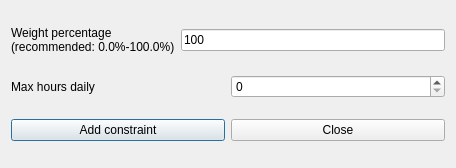
The window that fet/src/interface/addconstraintstudentsmaxhoursdailyform_template.ui (vonmecheln/fet) describes before a commit, drawn with Qt 5.
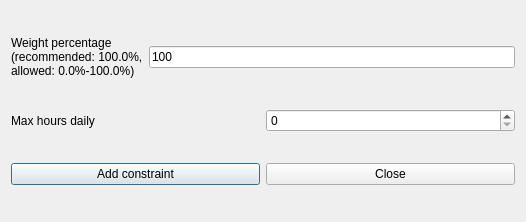
The same window after the commit.

Diff of the .ui file:
```diff
--- a/fet/src/interface/addconstraintstudentsmaxhoursdailyform_template.ui
+++ b/fet/src/interface/addconstraintstudentsmaxhoursdailyform_template.ui
@@ -6,8 +6,8 @@
    <rect>
     <x>0</x>
     <y>0</y>
-    <width>456</width>
-    <height>168</height>
+    <width>526</width>
+    <height>222</height>
    </rect>
   </property>
   <property name="windowTitle">
@@ -26,7 +26,8 @@
        </property>
        <property name="text">
         <string>Weight percentage
-(recommended: 0.0%-100.0%)</string>
+(recommended: 100.0%,
+allowed: 0.0%-100.0%)</string>
        </property>
        <property name="wordWrap">
         <bool>false</bool>
```
